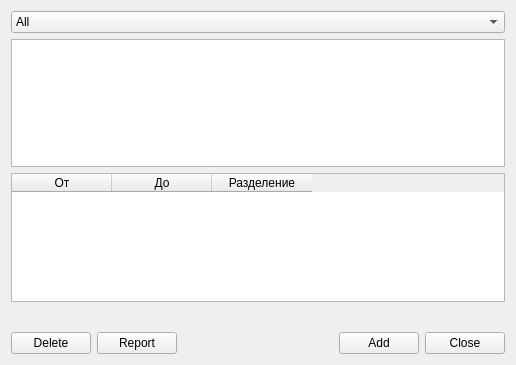
The window that src/view/core/DBStation/ListsDialog.ui (nevaeh82/arm_r) describes before a commit, drawn with Qt 5.
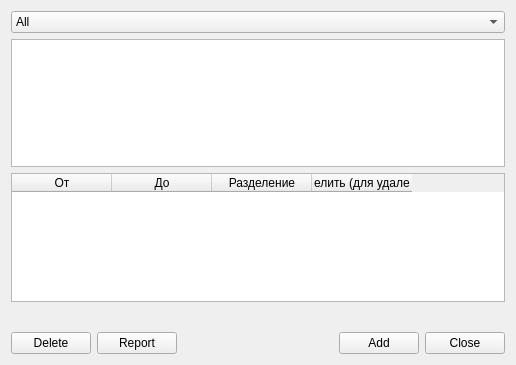
The same window after the commit.

Patch:
```diff
--- a/src/view/core/DBStation/ListsDialog.ui
+++ b/src/view/core/DBStation/ListsDialog.ui
@@ -33,6 +33,11 @@
          <string>Разделение</string>
         </property>
        </column>
+       <column>
+        <property name="text">
+         <string>Выделить (для удаления)</string>
+        </property>
+       </column>
       </widget>
      </item>
      <item row="1" column="0" colspan="2">
```
